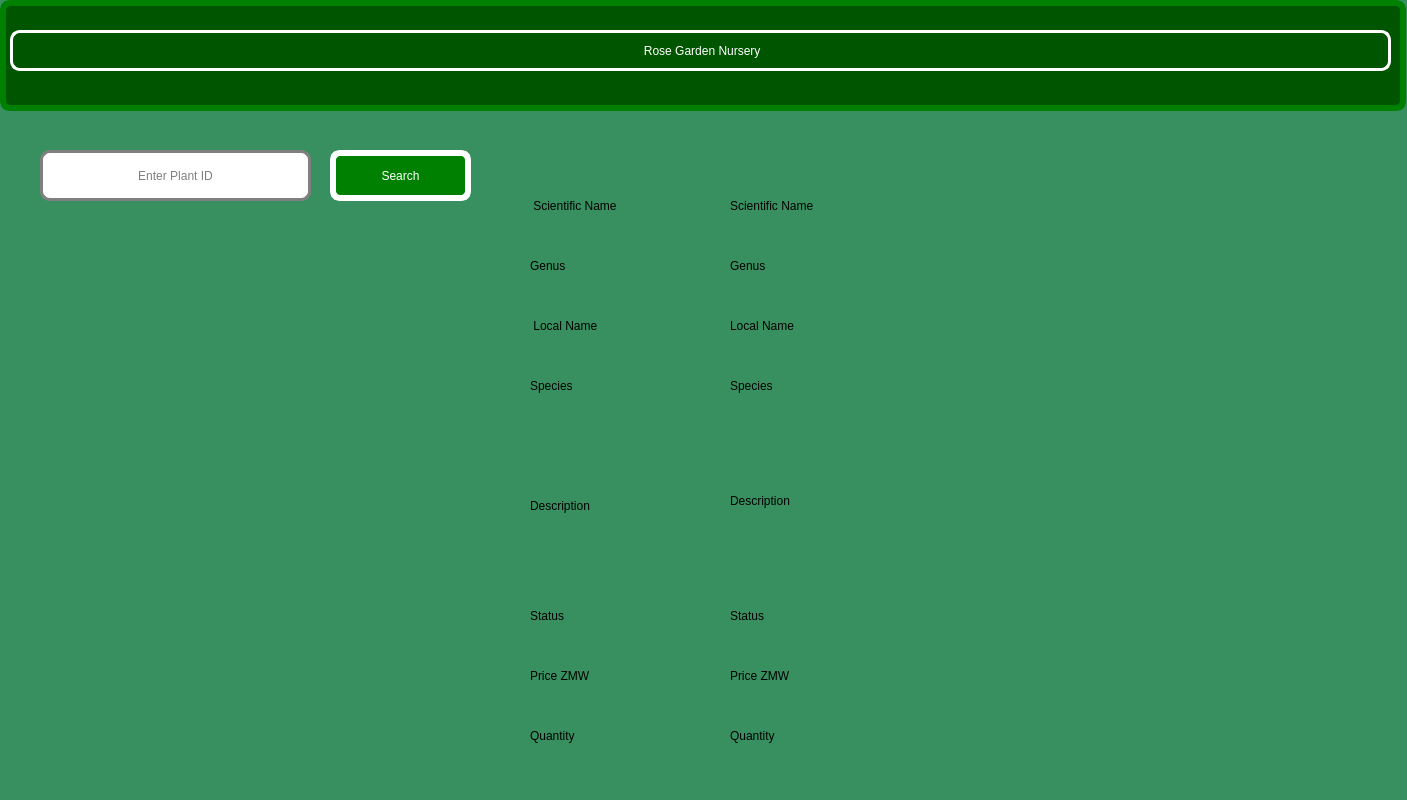
This is plantdetail.ui in Rabsoninnora/RoseGardenPlantCareSystem as Qt 5 draws it before an edit. The edited form follows.
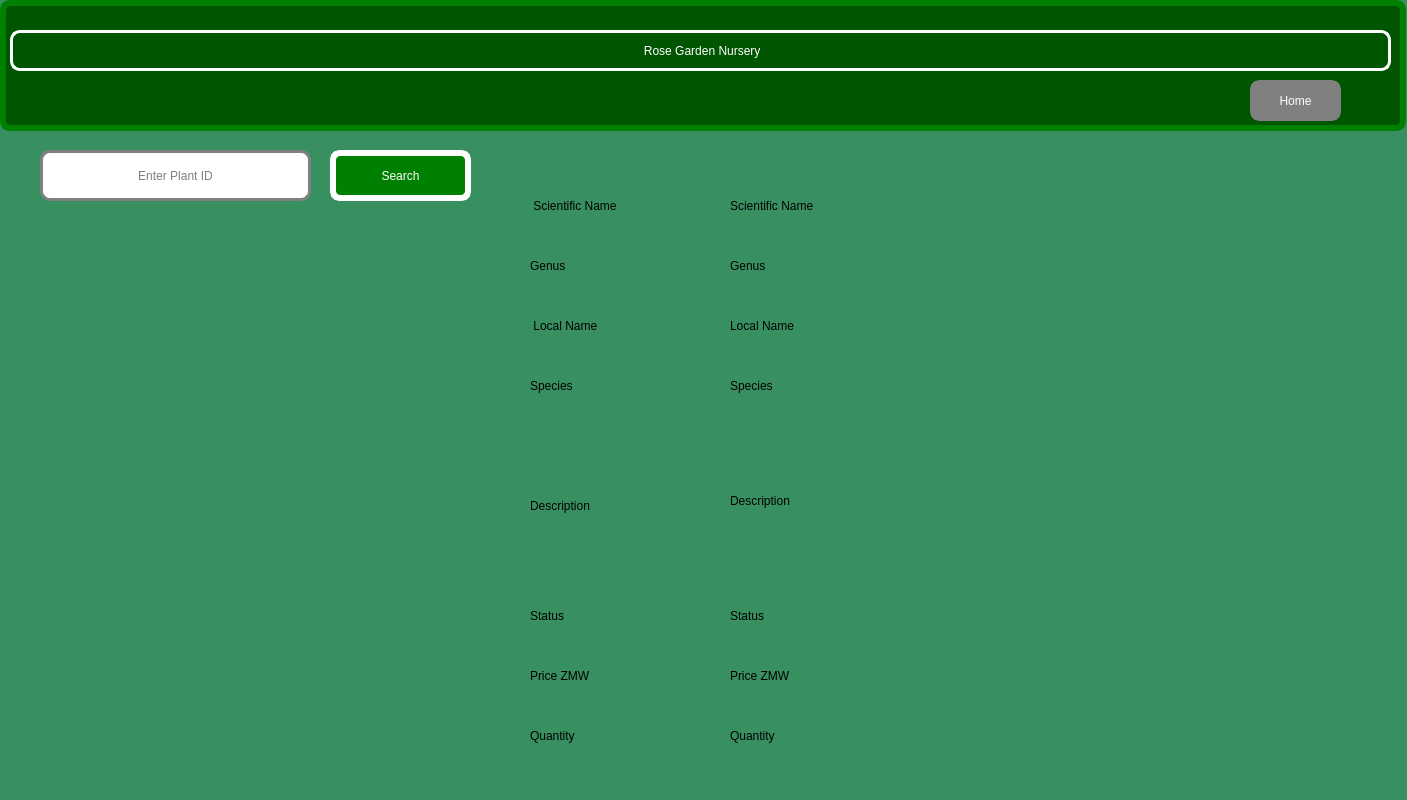
This is the edited form. Icons and pictures are not drawn.

Patch:
```diff
--- a/plantdetail.ui
+++ b/plantdetail.ui
@@ -520,7 +520,7 @@
      <x>0</x>
      <y>0</y>
      <width>1406</width>
-     <height>111</height>
+     <height>131</height>
     </rect>
    </property>
    <property name="styleSheet">
@@ -536,6 +536,31 @@
     <string/>
    </property>
   </widget>
+  <widget class="QPushButton" name="btn_home_plantdetail">
+   <property name="geometry">
+    <rect>
+     <x>1250</x>
+     <y>80</y>
+     <width>91</width>
+     <height>41</height>
+    </rect>
+   </property>
+   <property name="styleSheet">
+    <string notr="true">
+ QPushButton {
+  border:6px solid gray;
+  border-radius: 10px;
+  padding: 0 10px;
+  background: grey;
+ font: 700 12pt ;
+ color: rgb(255, 255, 255);
+
+}</string>
+   </property>
+   <property name="text">
+    <string>Home</string>
+   </property>
+  </widget>
   <zorder>image_field</zorder>
   <zorder>txtPlantID</zorder>
   <zorder>btnSearchPlant</zorder>
@@ -557,6 +582,7 @@
   <zorder>label_8</zorder>
   <zorder>label_9</zorder>
   <zorder>pushButton</zorder>
+  <zorder>btn_home_plantdetail</zorder>
  </widget>
  <resources/>
  <connections/>
```
